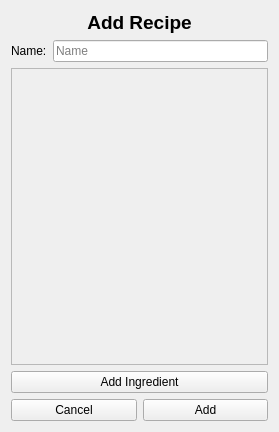
Before: the Qt Designer form home_ims/src/view/ui/popup/add_recipe.ui in isaac-ucalgary/CPSC471_Fall2024_GroupProject, drawn with Qt 5.
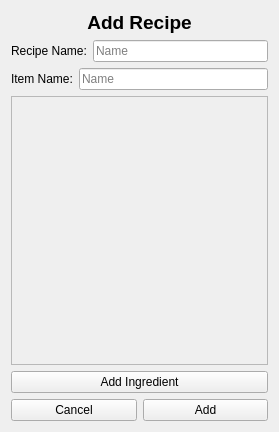
After: the same form once the commit is applied.

Commit message: Further work on recipe dialog. Hooking up to database.

Patch:
```diff
--- a/home_ims/src/view/ui/popup/add_recipe.ui
+++ b/home_ims/src/view/ui/popup/add_recipe.ui
@@ -51,7 +51,7 @@
       <item>
        <widget class="QLabel" name="label_name">
         <property name="text">
-         <string>Name:</string>
+         <string>Recipe Name:</string>
         </property>
        </widget>
       </item>
@@ -65,6 +65,38 @@
      </layout>
     </widget>
    </item>
+   <item>
+    <widget class="QWidget" name="widget_8" native="true">
+     <layout class="QHBoxLayout" name="horizontalLayout_4">
+      <property name="leftMargin">
+       <number>0</number>
+      </property>
+      <property name="topMargin">
+       <number>0</number>
+      </property>
+      <property name="rightMargin">
+       <number>0</number>
+      </property>
+      <property name="bottomMargin">
+       <number>0</number>
+      </property>
+      <item>
+       <widget class="QLabel" name="label_name_2">
+        <property name="text">
+         <string>Item Name:</string>
+        </property>
+       </widget>
+      </item>
+      <item>
+       <widget class="QLineEdit" name="itemNameInput">
+        <property name="placeholderText">
+         <string>Name</string>
+        </property>
+       </widget>
+      </item>
+     </layout>
+    </widget>
+   </item>
    <item>
     <widget class="QScrollArea" name="scrollArea">
      <property name="widgetResizable">
@@ -76,7 +108,7 @@
         <x>0</x>
         <y>0</y>
         <width>259</width>
-        <height>299</height>
+        <height>271</height>
        </rect>
       </property>
       <layout class="QVBoxLayout" name="verticalLayout_2">
```
The commit also changes 11 other files.
